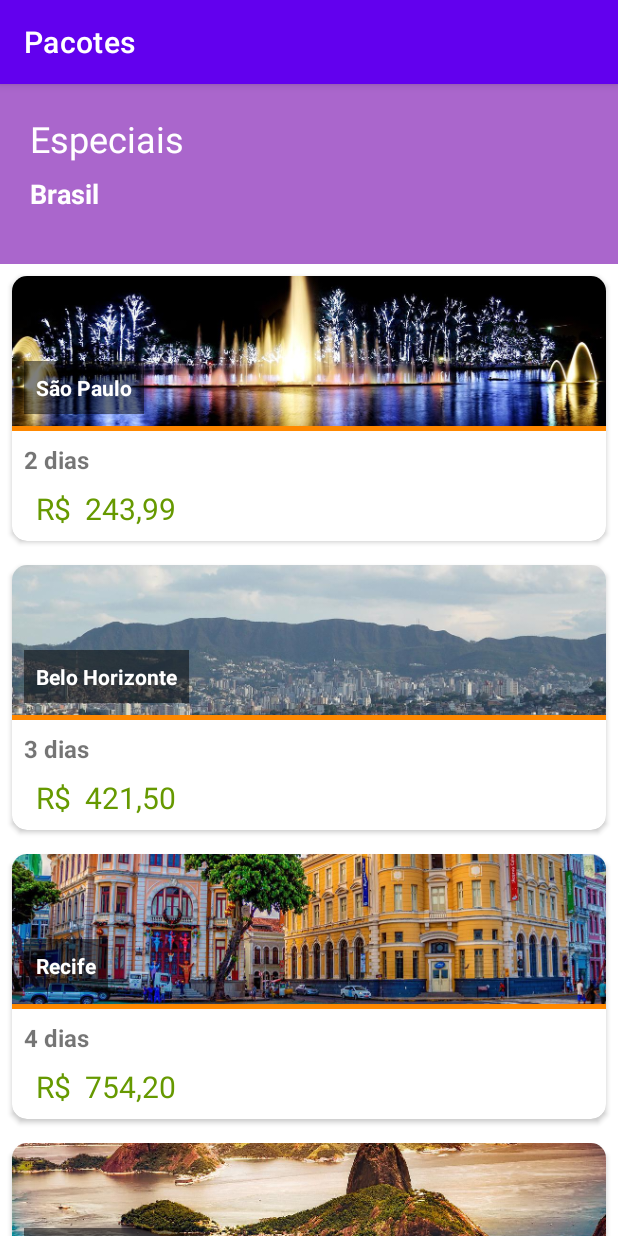
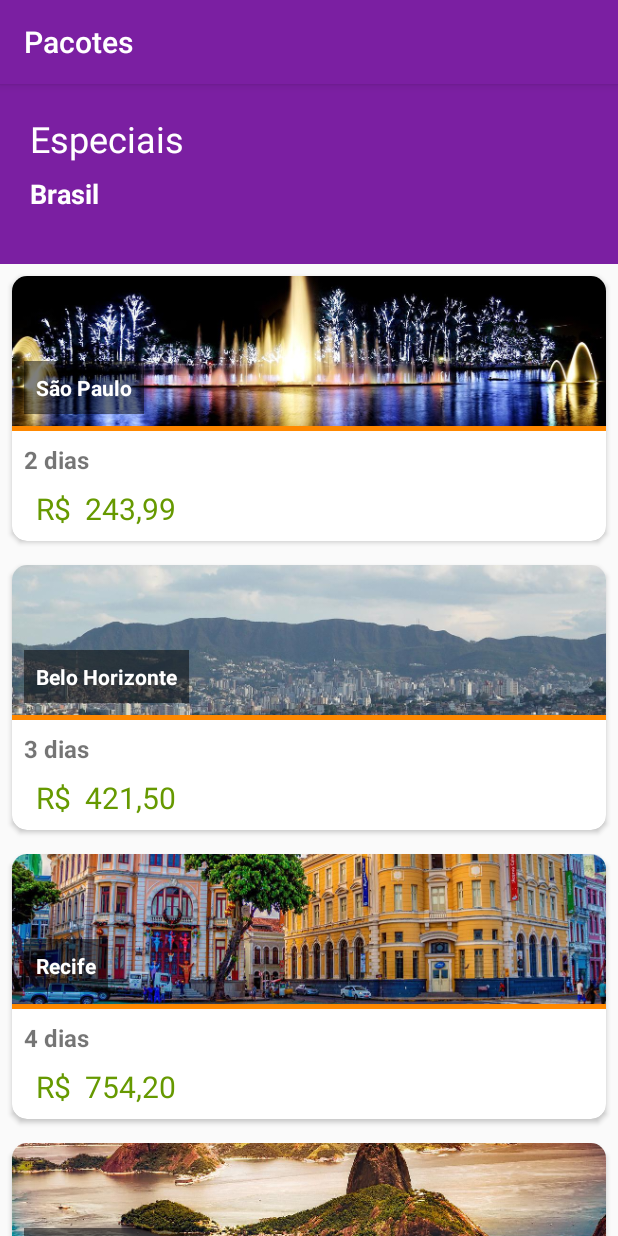
Before and after one commit to AysllaGomes/pacote_viagens, an Android app: the screen it shows after launch (ListaPacotesActivity), on a phone screen of 412 x 824 dp. Run offline under Robolectric (Android 15) with nearby library versions, the phone set to English and light mode, and no system bars.

Commit message:
Refatoração do layout previsto para a aplicação

```diff
--- a/app/src/main/res/layout/activity_lista_pacotes.xml
+++ b/app/src/main/res/layout/activity_lista_pacotes.xml
@@ -16,7 +16,7 @@
         app:layout_constraintEnd_toEndOf="parent"
         app:layout_constraintStart_toStartOf="parent"
         app:layout_constraintTop_toTopOf="parent"
-        android:src="@android:color/holo_purple"
+        android:src="@color/colorPrimary"
         android:contentDescription="@string/banner_inicial_dos_pacotes"
     />
 
--- a/app/src/main/res/mipmap-anydpi-v26/ic_launcher.xml
+++ b/app/src/main/res/mipmap-anydpi-v26/ic_launcher.xml
@@ -1,5 +1,4 @@
 <?xml version="1.0" encoding="utf-8"?>
 <adaptive-icon xmlns:android="http://schemas.android.com/apk/res/android">
     <background android:drawable="@drawable/ic_launcher_background" />
-    <foreground android:drawable="@drawable/ic_launcher_foreground" />
 </adaptive-icon>
--- a/app/src/main/res/mipmap-anydpi-v26/ic_launcher_round.xml
+++ b/app/src/main/res/mipmap-anydpi-v26/ic_launcher_round.xml
@@ -1,5 +1,4 @@
 <?xml version="1.0" encoding="utf-8"?>
 <adaptive-icon xmlns:android="http://schemas.android.com/apk/res/android">
     <background android:drawable="@drawable/ic_launcher_background" />
-    <foreground android:drawable="@drawable/ic_launcher_foreground" />
 </adaptive-icon>
--- a/app/src/main/res/values-night/themes.xml
+++ /dev/null
@@ -1,16 +0,0 @@
-<resources xmlns:tools="http://schemas.android.com/tools">
-    <!-- Base application theme. -->
-    <style name="Theme.Viagens" parent="Theme.MaterialComponents.DayNight.DarkActionBar">
-        <!-- Primary brand color. -->
-        <item name="colorPrimary">@color/purple_200</item>
-        <item name="colorPrimaryVariant">@color/purple_700</item>
-        <item name="colorOnPrimary">@color/black</item>
-        <!-- Secondary brand color. -->
-        <item name="colorSecondary">@color/teal_200</item>
-        <item name="colorSecondaryVariant">@color/teal_200</item>
-        <item name="colorOnSecondary">@color/black</item>
-        <!-- Status bar color. -->
-        <item name="android:statusBarColor" tools:targetApi="l">?attr/colorPrimaryVariant</item>
-        <!-- Customize your theme here. -->
-    </style>
-</resources>
--- a/app/src/main/res/values/colors.xml
+++ b/app/src/main/res/values/colors.xml
@@ -1,10 +1,6 @@
 <?xml version="1.0" encoding="utf-8"?>
 <resources>
-    <color name="purple_200">#FFBB86FC</color>
-    <color name="purple_500">#FF6200EE</color>
-    <color name="purple_700">#FF3700B3</color>
-    <color name="teal_200">#FF03DAC5</color>
-    <color name="teal_700">#FF018786</color>
-    <color name="black">#FF000000</color>
-    <color name="white">#FFFFFFFF</color>
+    <color name="colorPrimary">#7b1fa2</color>
+    <color name="colorPrimaryDark">#4a0072</color>
+    <color name="colorAccent">#ae52d4</color>
 </resources>
--- a/app/src/main/res/values/themes.xml
+++ b/app/src/main/res/values/themes.xml
@@ -1,16 +1,9 @@
-<resources xmlns:tools="http://schemas.android.com/tools">
+<resources>
     <!-- Base application theme. -->
-    <style name="Theme.Viagens" parent="Theme.MaterialComponents.DayNight.DarkActionBar">
-        <!-- Primary brand color. -->
-        <item name="colorPrimary">@color/purple_500</item>
-        <item name="colorPrimaryVariant">@color/purple_700</item>
-        <item name="colorOnPrimary">@color/white</item>
-        <!-- Secondary brand color. -->
-        <item name="colorSecondary">@color/teal_200</item>
-        <item name="colorSecondaryVariant">@color/teal_700</item>
-        <item name="colorOnSecondary">@color/black</item>
-        <!-- Status bar color. -->
-        <item name="android:statusBarColor" tools:targetApi="l">?attr/colorPrimaryVariant</item>
-        <!-- Customize your theme here. -->
+    <style name="Theme.Viagens" parent="Theme.AppCompat.Light.DarkActionBar">
+        <!--  Customize your theme here.  -->
+        <item name="colorPrimary">@color/colorPrimary</item>
+        <item name="colorPrimaryDark">@color/colorPrimaryDark</item>
+        <item name="colorAccent">@color/colorAccent</item>
     </style>
 </resources>
```
Also changed, not shown: app/src/main/res/values/strings.xml (line endings or trailing spaces), 1 other file.
